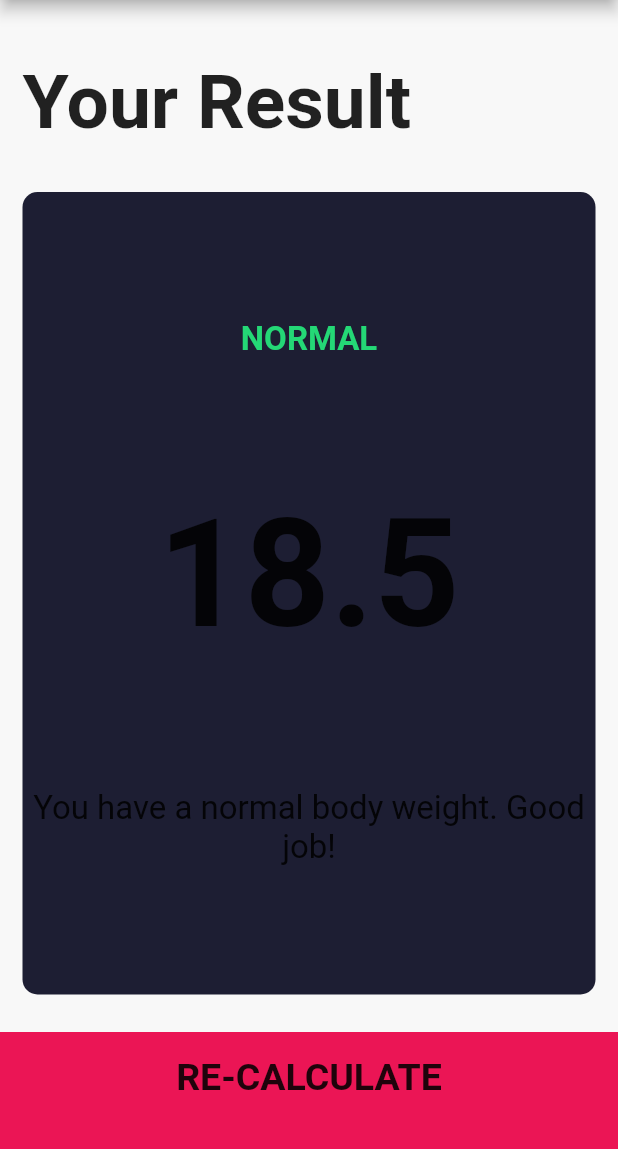
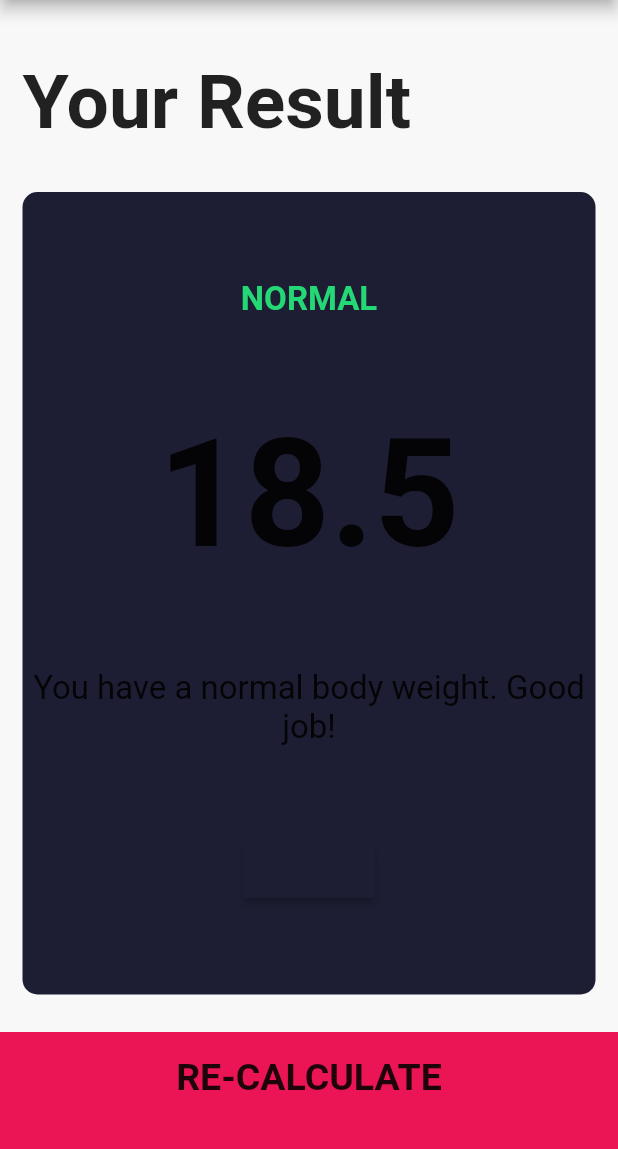
Before and after one commit to vinay18pant/yogaandmeditationn23457, a Flutter app: the InputPage screen opened directly, after a tap on "CALCULATE", on a phone screen of 412 x 824 dp, the part 84-1233 px from its top. Run offline on Flutter 3.47's test engine with Material 2 defaults, Android fonts, the phone set to English and light mode, and no system bars; our stand-ins replace flutter_svg, font_awesome_flutter; missing offline and left inert: category_card.dart; project files that could hold a hidden picture were left out.

Commit message:
bottom nevigation bar and many more new intractive widgets available

```diff
--- a/lib/CalculatorBrain.dart
+++ b/lib/CalculatorBrain.dart
@@ -27,11 +27,11 @@ class CalculatorBrain {
 
   String getInterpretation() {
     if (_bmi >= 25) {
-      return 'You have a higher than normal body weight. Try to exercise more.';
+      return 'You have a higher than normal body weight. Try to exercise more.recommandaded for weight lossDiet Schedule Click below';
     } else if (_bmi >= 18.5) {
       return 'You have a normal body weight. Good job!';
     } else {
-      return 'You have a lower than normal body weight. You can eat a bit more.';
+      return 'You have a lower than normal body weight. So you are recommandaded for weight gain Diet Schedule... Click below';
     }
   }
 }
--- a/lib/ResultsPage.dart
+++ b/lib/ResultsPage.dart
@@ -2,7 +2,8 @@ import 'package:flutter/material.dart';
 import 'package:meditation_app/constants.dart';
 import 'package:meditation_app/ReusableCard.dart';
 import 'package:meditation_app/BottomBotton.dart';
-import 'package:meditation_app/weight_loss_diet.dart';
+
+import 'package:meditation_app/screen1.dart';
 
 class ResultsPage extends StatelessWidget {
   ResultsPage(
@@ -61,8 +62,16 @@ class ResultsPage extends StatelessWidget {
                     style: kBodyTextStyle,
                   ),
 
-
-
+                        RaisedButton(
+                          color: Color(0xFF1D1E33),
+                          onPressed:(){
+                            Navigator.push(
+                          context,
+                          MaterialPageRoute(builder: (context) {
+                            return screen1();
+                          }),
+                        );},
+                        ),
 
 
                 ],
```
